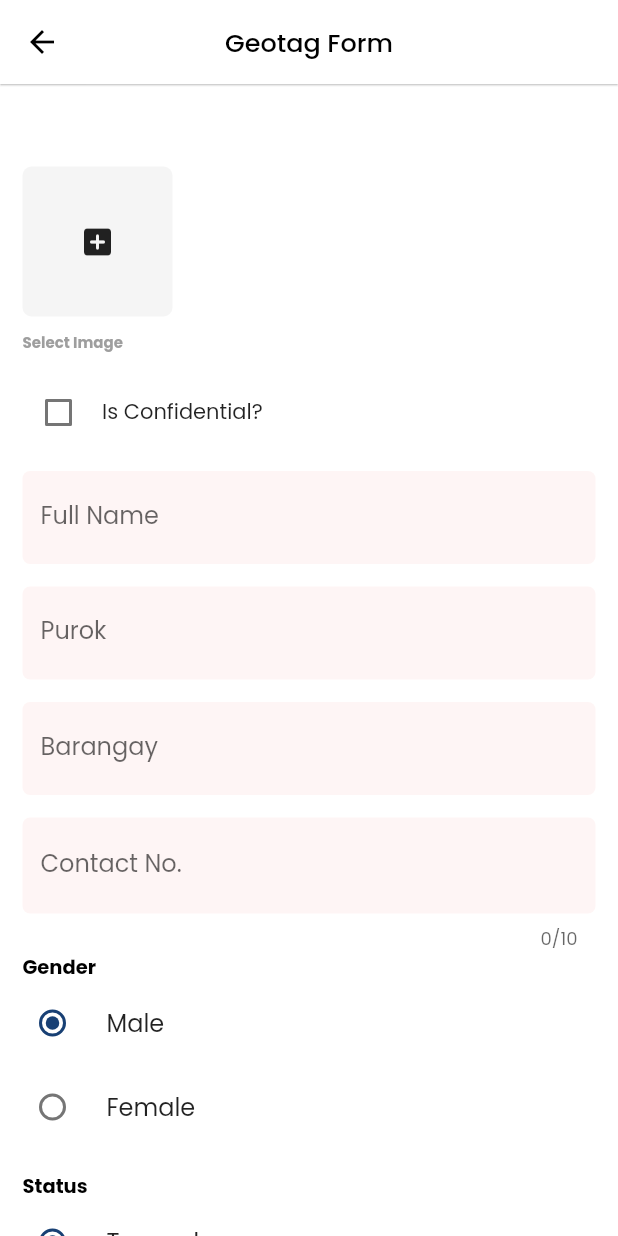
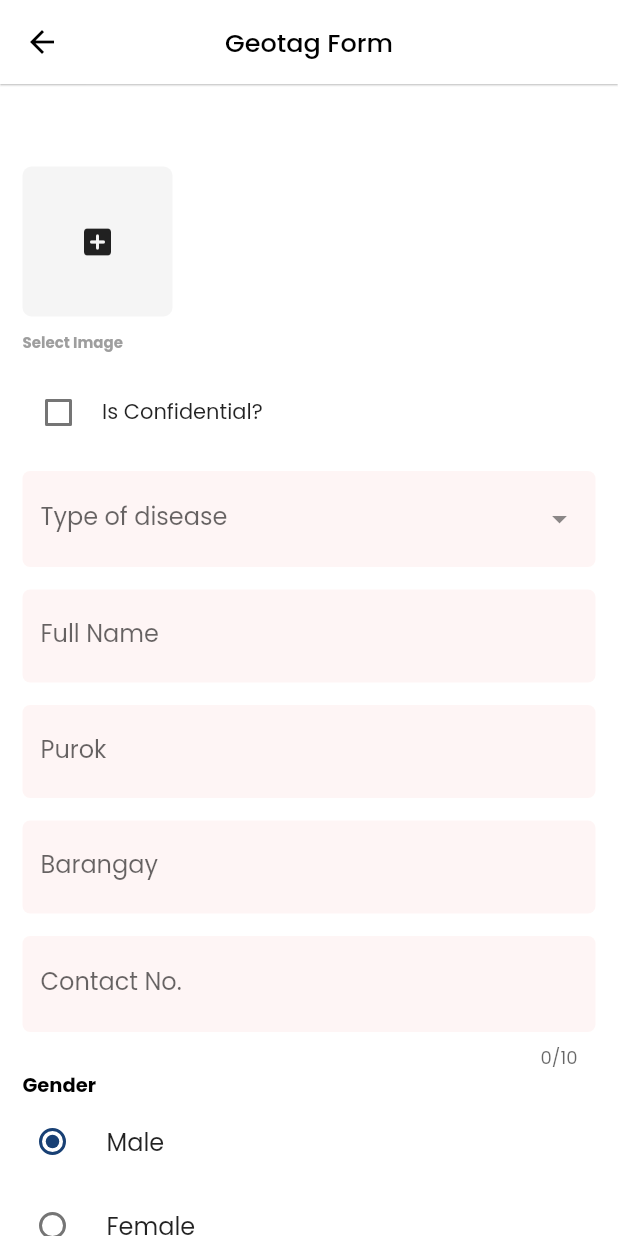
Before and after one commit to raldskie/alert_up, a Flutter app: the GeoTagForm screen opened directly with empty values, on a phone screen of 412 x 824 dp. Run offline on Flutter 3.47's test engine with Material 2 defaults, Android fonts, the light colour scheme and no system bars; drawn by our look-alikes of dropdown_textfield; our stand-ins replace audioplayers, device_info_plus, file_picker, firebase_core, firebase_database, firebase_storage and 6 more; missing offline and left inert: mobile_scanner, platform_device_id, point_in_polygon; accounts and stored records are empty.

Commit message:
New update

```diff
--- a/lib/screens/admin/forms/geotag_form.dart
+++ b/lib/screens/admin/forms/geotag_form.dart
@@ -9,6 +9,7 @@ import 'package:alert_up_project/widgets/icon_text.dart';
 import 'package:alert_up_project/widgets/loading_animation.dart';
 import 'package:alert_up_project/widgets/single_image_picker.dart';
 import 'package:alert_up_project/widgets/snackbar.dart';
+import 'package:dropdown_textfield/dropdown_textfield.dart';
 import 'package:file_picker/file_picker.dart';
 import 'package:firebase_storage/firebase_storage.dart';
 import 'package:flutter/material.dart';
@@ -50,6 +51,8 @@ class _GeoTagFormState extends State<GeoTagForm> {
     "detected_latitude": null,
     "detected_longitude": null,
     "status": "Tagged",
+    "diseaseKey": null,
+    "diseaseName": null
   };
 
   getLocation() {
@@ -76,6 +79,8 @@ class _GeoTagFormState extends State<GeoTagForm> {
                 if (code == 200) {
                   payload = (diseasesProvider.geoTaggedIndividual?.value ?? {})
                       as Map;
+                  Provider.of<DiseasesProvider>(context, listen: false)
+                      .getDiseaseList(callback: (code, message) {});
                   return;
                 }
                 launchSnackbar(
@@ -207,6 +212,35 @@ class _GeoTagFormState extends State<GeoTagForm> {
                       const Text("Is Confidential?")
                     ]),
                     const SizedBox(height: 15),
+                    if (diseasesProvider.loading == "disease_list")
+                      IconText(isLoading: true, label: "Getting disease")
+                    else
+                      DropDownTextField(
+                          initialValue: payload['diseaseName'],
+                          clearOption: true,
+                          clearIconProperty: IconProperty(color: ACCENT_COLOR),
+                          searchDecoration: const InputDecoration(
+                              hintText: "enter your custom hint text here"),
+                          dropDownItemCount: 6,
+                          textFieldDecoration: textFieldStyle(
+                              label: "Type of disease", hint: ""),
+                          dropdownRadius: 5,
+                          dropDownList: diseasesProvider.diseases.map((e) {
+                            Map disease = (e.value ?? {}) as Map;
+
+                            return DropDownValueModel(
+                              value: e.key,
+                              name: disease['disease_name'] ?? "",
+                            );
+                          }).toList(),
+                          onChanged: (val) {
+                            payload = {
+                              ...payload,
+                              "diseaseKey": val.value,
+                              "diseaseName": val.name
+                            };
+                          }),
+                    const SizedBox(height: 15),
                     TextFormField(
                         initialValue: (payload['name'] ?? "").toString(),
                         validator: (val) {
--- a/lib/screens/admin/home.dart
+++ b/lib/screens/admin/home.dart
@@ -103,9 +103,9 @@ class _AdminHomeState extends State<AdminHome> {
         Row(
           children: [
             ReportStatBox(
-                label: "Total area of casisang",
+                label: "Total area of Malaybalay",
                 isLoading: reportsProvider.loading == "report",
-                value: "32.84 Km sq"),
+                value: "984.4 km\u00B2"),
           ],
         )
       ]),
--- a/lib/screens/admin/records/classified_zones.dart
+++ b/lib/screens/admin/records/classified_zones.dart
@@ -35,8 +35,6 @@ class _ClassifiedZonesState extends State<ClassifiedZones> {
     }
 
     return Scaffold(
-      floatingActionButton: FloatingActionButton(
-          onPressed: () {}, child: const Icon(Icons.add_box)),
       body: ListView.builder(
           padding: const EdgeInsets.symmetric(horizontal: 15, vertical: 15),
           itemCount: diseasesProvider.classifiedZones.length,
```
Also changed, not shown: lib/provider/diseases_provider.dart (+6 -2 lines), lib/screens/admin/forms/classified_zone_form.dart (+17 -3 lines), lib/screens/admin/forms/disease_form.dart (+4 -4 lines), lib/screens/admin/view_geotagged.dart (+8 -0 lines), lib/screens/user/geofence.dart (+34 -0 lines), lib/utilities/calc_coords_dist.dart (added, +22 -0 lines), pubspec.yaml (+5 -4 lines), pubspec.lock, 8 other files.
